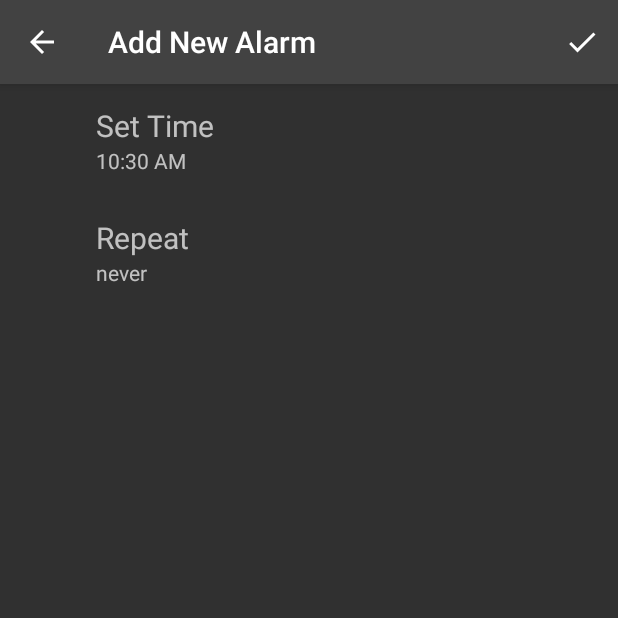
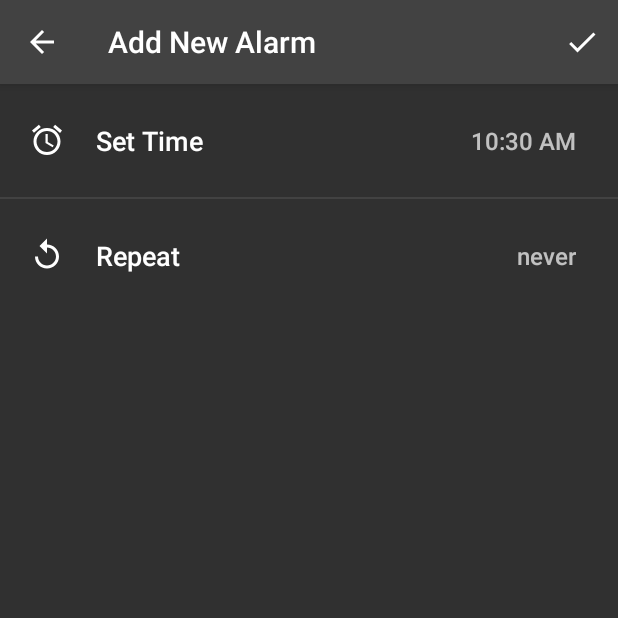
Before and after one commit to manveerxyz/OnTime, an Android app: the screen it shows after launch (AddAlarmActivity), after a tap on an icon or button, on a phone screen of 412 x 824 dp, the top half of it. Run offline under Robolectric (Android 15) with nearby library versions, the phone set to English and light mode, and no system bars.

Commit message:
Cleaned up UI

```diff
--- a/app/src/main/java/com/manveerbasra/ontime/Alarm.java
+++ b/app/src/main/java/com/manveerbasra/ontime/Alarm.java
@@ -81,6 +81,8 @@ public class Alarm {
     public String getStringOfActiveDays() {
         if (activeDays.length == 7) {
             return "everyday";
+        } else if (activeDays.length == 0) {
+            return "never";
         }
 
         boolean satInArray = false; // "Saturday" in activeDays
--- a/app/src/main/java/com/manveerbasra/ontime/AlarmListAdapter.java
+++ b/app/src/main/java/com/manveerbasra/ontime/AlarmListAdapter.java
@@ -45,9 +45,11 @@ public class AlarmListAdapter extends ArrayAdapter<Alarm> {
         if (alarm.isActive()) {
             activeSwitch.setChecked(true);
             timeTextView.setTextColor(getContext().getResources().getColor(R.color.colorAccent));
+            repetitionTextView.setTextColor(getContext().getResources().getColor(R.color.colorWhite));
         } else {
             activeSwitch.setChecked(false);
             timeTextView.setTextColor(getContext().getResources().getColor(R.color.colorGrey500));
+            repetitionTextView.setTextColor(getContext().getResources().getColor(R.color.colorGrey500));
         }
 
 
--- /dev/null
+++ b/app/src/main/res/drawable/ic_repeat_white_24dp.xml
@@ -0,0 +1,5 @@
+<vector android:height="24dp" android:tint="#FFFFFF"
+    android:viewportHeight="24.0" android:viewportWidth="24.0"
+    android:width="24dp" xmlns:android="http://schemas.android.com/apk/res/android">
+    <path android:fillColor="#FF000000" android:pathData="M12,5V1L7,6l5,5V7c3.31,0 6,2.69 6,6s-2.69,6 -6,6 -6,-2.69 -6,-6H4c0,4.42 3.58,8 8,8s8,-3.58 8,-8 -3.58,-8 -8,-8z"/>
+</vector>
--- /dev/null
+++ b/app/src/main/res/drawable/ic_set_time_white_24dp.xml
@@ -0,0 +1,5 @@
+<vector android:height="24dp" android:tint="#FFFFFF"
+    android:viewportHeight="24.0" android:viewportWidth="24.0"
+    android:width="24dp" xmlns:android="http://schemas.android.com/apk/res/android">
+    <path android:fillColor="#FF000000" android:pathData="M22,5.72l-4.6,-3.86 -1.29,1.53 4.6,3.86L22,5.72zM7.88,3.39L6.6,1.86 2,5.71l1.29,1.53 4.59,-3.85zM12.5,8L11,8v6l4.75,2.85 0.75,-1.23 -4,-2.37L12.5,8zM12,4c-4.97,0 -9,4.03 -9,9s4.02,9 9,9c4.97,0 9,-4.03 9,-9s-4.03,-9 -9,-9zM12,20c-3.87,0 -7,-3.13 -7,-7s3.13,-7 7,-7 7,3.13 7,7 -3.13,7 -7,7z"/>
+</vector>
--- a/app/src/main/res/layout/activity_add_alarm.xml
+++ b/app/src/main/res/layout/activity_add_alarm.xml
@@ -10,71 +10,100 @@
     <RelativeLayout
         android:id="@+id/add_alarm_time_layout"
         android:layout_width="match_parent"
-        android:layout_height="wrap_content"
+        android:layout_height="75dp"
         android:background="?android:attr/selectableItemBackground"
         android:clickable="true"
         android:focusable="true"
-        android:orientation="vertical"
+        android:gravity="center_vertical"
         android:padding="14dp">
 
-        <LinearLayout
+        <ImageView
             android:layout_width="wrap_content"
             android:layout_height="wrap_content"
             android:layout_centerVertical="true"
-            android:orientation="vertical"
-            android:paddingEnd="50dp"
+            android:layout_marginStart="5dp"
+            android:src="@drawable/ic_set_time_white_24dp" />
+
+        <RelativeLayout
+            android:layout_width="wrap_content"
+            android:layout_height="wrap_content"
+            android:layout_centerVertical="true"
+            android:paddingEnd="14dp"
             android:paddingStart="50dp">
 
             <TextView
                 android:layout_width="wrap_content"
                 android:layout_height="wrap_content"
+                android:layout_alignParentStart="true"
+                android:fontFamily="@string/font_family_medium"
                 android:text="@string/set_time"
-                android:textSize="20sp" />
+                android:textColor="@color/colorWhite"
+                android:textSize="18sp" />
 
             <TextView
                 android:id="@+id/add_alarm_time_text"
                 android:layout_width="wrap_content"
                 android:layout_height="wrap_content"
-                android:textSize="14sp" />
+                android:layout_alignParentEnd="true"
+                android:layout_centerVertical="true"
+                android:fontFamily="@string/font_family_medium"
+                android:textSize="16sp" />
 
-        </LinearLayout>
+        </RelativeLayout>
 
     </RelativeLayout>
+
+    <View
+        android:layout_width="match_parent"
+        android:layout_height="1dip"
+        android:background="@color/colorGrey800" />
 
     <RelativeLayout
         android:id="@+id/add_alarm_repeat_layout"
         android:layout_width="match_parent"
-        android:layout_height="wrap_content"
+        android:layout_height="75dp"
         android:background="?android:attr/selectableItemBackground"
         android:clickable="true"
         android:focusable="true"
-        android:orientation="vertical"
+        android:gravity="center_vertical"
         android:padding="14dp">
 
-        <LinearLayout
+        <ImageView
             android:layout_width="wrap_content"
             android:layout_height="wrap_content"
             android:layout_centerVertical="true"
-            android:orientation="vertical"
-            android:paddingEnd="50dp"
+            android:layout_marginStart="5dp"
+            android:src="@drawable/ic_repeat_white_24dp" />
+
+        <RelativeLayout
+            android:layout_width="wrap_content"
+            android:layout_height="wrap_content"
+            android:layout_centerVertical="true"
+            android:paddingEnd="14dp"
             android:paddingStart="50dp">
 
             <TextView
                 android:layout_width="wrap_content"
                 android:layout_height="wrap_content"
-                android:text="@string/set_repeat"
-                android:textSize="20sp" />
+                android:layout_alignParentStart="true"
+                android:fontFamily="@string/font_family_medium"
+                android:text="@string/repeat"
+                android:textColor="@color/colorWhite"
+                android:textSize="18sp" />
 
             <TextView
                 android:id="@+id/add_alarm_repeat_text"
                 android:layout_width="wrap_content"
                 android:layout_height="wrap_content"
-                android:textSize="14sp" />
+                android:layout_alignParentEnd="true"
+                android:layout_centerVertical="true"
+                android:fontFamily="@string/font_family_medium"
+                android:textSize="16sp" />
 
-        </LinearLayout>
+        </RelativeLayout>
+
 
     </RelativeLayout>
 
 
-
 </LinearLayout>
--- a/app/src/main/res/layout/item_alarm.xml
+++ b/app/src/main/res/layout/item_alarm.xml
@@ -28,12 +28,14 @@
             android:layout_height="wrap_content"
             android:layout_gravity="center_vertical"
             android:layout_marginBottom="5dp"
+            android:fontFamily="@string/font_family_medium"
             android:textSize="36sp" />
 
         <TextView
             android:id="@+id/alarm_repetition_text"
             android:layout_width="wrap_content"
             android:layout_height="wrap_content"
+            android:fontFamily="@string/font_family_medium"
             android:textSize="14sp" />
 
     </LinearLayout>
--- a/app/src/main/res/values/colors.xml
+++ b/app/src/main/res/values/colors.xml
@@ -2,11 +2,14 @@
 <resources>
     <color name="colorPrimary">#3F51B5</color>
     <color name="colorPrimaryDark">#303F9F</color>
-    <color name="colorAccent">#FF9800</color>
+    <color name="colorAccent">#03A9F4</color>
+
     <color name="colorGrey500">#9E9E9E</color>
     <color name="colorGrey600">#757575</color>
     <color name="colorGrey700">#616161</color>
     <color name="colorGrey800">#424242</color>
     <color name="colorGrey900">#212121</color>
-    <color name="colorOrange500">#FF9800</color>
+
+    <color name="colorWhite">#FFFFFF</color>
+
 </resources>
--- /dev/null
+++ b/app/src/main/res/values/fonts.xml
@@ -0,0 +1,9 @@
+<?xml version="1.0" encoding="utf-8"?>
+<resources>
+    <string name="font_family_thin">sans-serif-thin</string>
+    <string name="font_family_light">sans-serif-light</string>
+    <string name="font_family_medium">sans-serif-medium</string>
+    <string name="font_family_regular">sans-serif</string>
+    <string name="font_family_condensed">sans-serif-condensed</string>
+    <string name="font_family_black">sans-serif-black</string>
+</resources>
--- a/app/src/main/res/values/strings.xml
+++ b/app/src/main/res/values/strings.xml
@@ -4,7 +4,8 @@
 
     <string name="add_alarm">Add New Alarm</string>
     <string name="set_time">Set Time</string>
-    <string name="set_repeat">Repeat</string>
+    <string name="repeat">Repeat</string>
+    <string name="set_repeat">Set Repeat</string>
     <string name="no_repeat">no repeat</string>
     <string name="never">never</string>
     <string name="action_alarm_save">Save Alarm</string>
```
